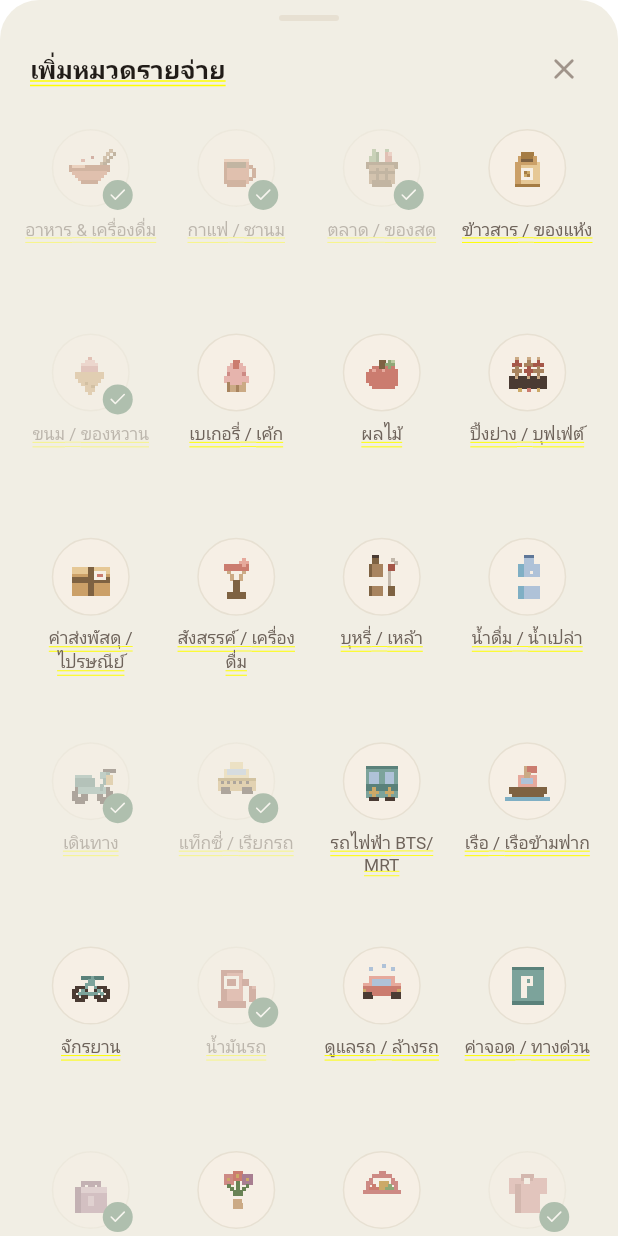
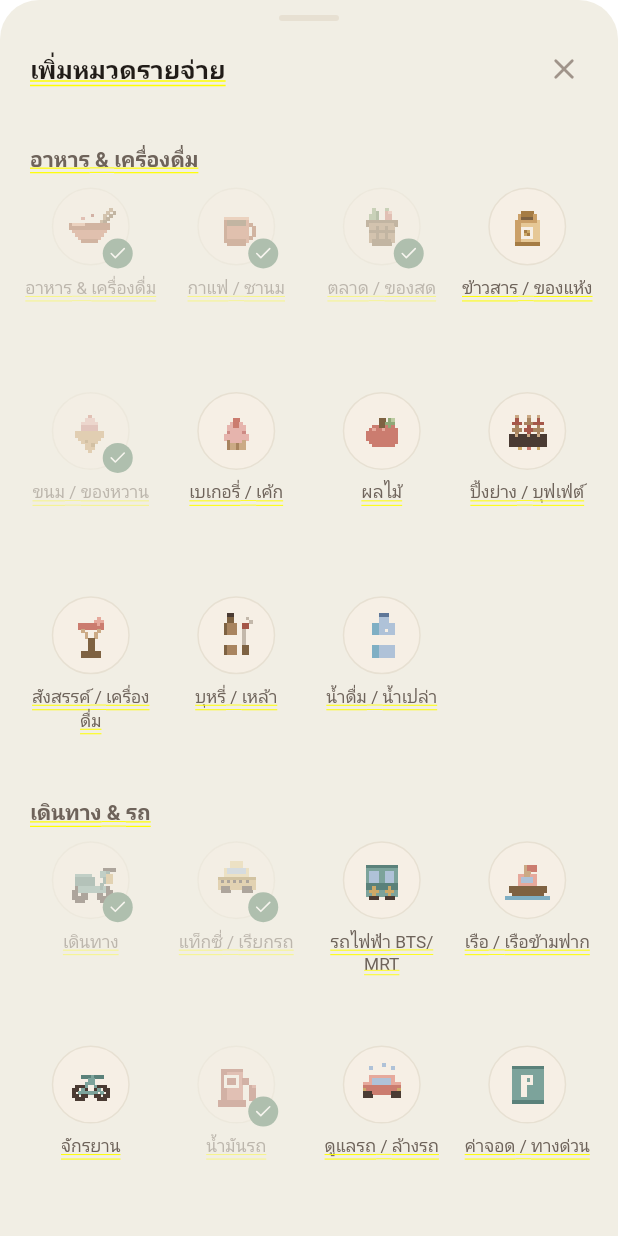
Before and after one commit to AfnanYapu09/-MoneyBun, a Flutter app: the AddCategorySheet screen opened directly, on a phone screen of 412 x 824 dp. Run offline on Flutter 3.47's test engine with Material 3 defaults, Android fonts, the phone set to English and light mode, and no system bars; our stand-ins replace cloud_firestore, drift, drift_flutter, firebase_auth, firebase_core, flutter_riverpod and 6 more; missing offline and left inert: google_mlkit_text_recognition, mobile_scanner, photo_manager; accounts and stored records are empty; generated files the repository leaves out were written again; Roboto replaces fonts that are missing (Ibm Plex Sans Thai, Mitr).

Commit message:
Group the add-category icon picker into labelled sections
The picker was one long flat grid; now icons are split into topic sections
with Thai headers (food, transport, home & bills, health, entertainment,
travel, family, etc. for expense; work, bonus, investment, received for
income) so they are easy to find. All 103 catalogue icons are covered
exactly once. Selection behaviour and the already-added tick are unchanged.

Co-Authored-By: Claude Opus 4.8 <noreply@anthropic.com>
Claude-Session: https://claude.ai/code/session_01X2G7Y1LA5Xdct72m9MkHbn

```diff
--- a/lib/features/categories/presentation/add_category_sheet.dart
+++ b/lib/features/categories/presentation/add_category_sheet.dart
@@ -10,10 +10,85 @@ import '../../../core/widgets/sheet_scaffold.dart';
 import '../../../data/local/database.dart';
 import '../../../domain/enums/enums.dart';
 
+/// A labelled section of the icon picker, so icons are easy to find by topic.
+class _IconGroup {
+  const _IconGroup(this.nameTh, this.income, this.ids);
+  final String nameTh;
+  final bool income;
+  final List<String> ids;
+}
+
+/// Icon-picker sections. Order = display order. Every catalogue id appears in
+/// exactly one group (84 expense across 15 groups, 19 income across 4).
+const List<_IconGroup> _groups = [
+  // ---- Expense ----
+  _IconGroup('อาหาร & เครื่องดื่ม', false, [
+    'food', 'coffee', 'groceries', 'rice', 'snacks', //
+    'bakery', 'fruit', 'bbq', 'drinks', 'cigarette', 'waterdrink',
+  ]),
+  _IconGroup('เดินทาง & รถ', false, [
+    'transport', 'taxi', 'train', 'boat', 'bike', 'fuel', 'carcare', 'parking',
+  ]),
+  _IconGroup('ช้อปปิ้ง & ของใช้ส่วนตัว', false, [
+    'shopping', 'clothes', 'shoes', 'bag', 'glasses', //
+    'watch', 'flowers', 'souvenir', 'parcel',
+  ]),
+  _IconGroup('ความงาม & ดูแลตัวเอง', false, [
+    'beauty', 'haircut', 'nails', 'spa', 'laundry',
+  ]),
+  _IconGroup('บ้าน & ที่พัก', false, [
+    'home', 'furniture', 'kitchenware', 'cleaning', //
+    'repair', 'plant', 'condofee', 'housing',
+  ]),
+  _IconGroup('บิล & สาธารณูปโภค', false, [
+    'bills', 'water', 'electric', 'gas', 'phone', 'topup', 'subscription',
+  ]),
+  _IconGroup('อุปกรณ์ & ไอที', false, [
+    'electronics', 'computer', 'camera',
+  ]),
+  _IconGroup('สุขภาพ', false, [
+    'health', 'pharmacy', 'dentist', 'supplement', 'fitness', 'sports',
+  ]),
+  _IconGroup('บันเทิง', false, [
+    'game', 'movies', 'music', 'hobby',
+  ]),
+  _IconGroup('ท่องเที่ยว', false, [
+    'travel', 'flight', 'hotel', 'lottery',
+  ]),
+  _IconGroup('การศึกษา', false, [
+    'education', 'course', 'books', 'stationery',
+  ]),
+  _IconGroup('ครอบครัว & สัตว์เลี้ยง', false, [
+    'kids', 'toys', 'family', 'pet', 'vet',
+  ]),
+  _IconGroup('การเงิน & ภาระ', false, [
+    'insurance', 'tax', 'fine', 'debt',
+  ]),
+  _IconGroup('บุญ & ความเชื่อ', false, [
+    'merit', 'ceremony', 'funeral', 'amulet', 'fortune',
+  ]),
+  _IconGroup('อื่นๆ', false, [
+    'misc',
+  ]),
+  // ---- Income ----
+  _IconGroup('งาน & เงินเดือน', true, [
+    'salary', 'freelance', 'business', 'assetsale', 'rental',
+  ]),
+  _IconGroup('โบนัส & พิเศษ', true, [
+    'bonus', 'overtime', 'commission', 'tip',
+  ]),
+  _IconGroup('ลงทุน & ดอกเบี้ย', true, [
+    'interest', 'pension', 'invest', 'gold', 'savings',
+  ]),
+  _IconGroup('ได้รับ & อื่นๆ', true, [
+    'prize', 'refund', 'angpao', 'welfare', 'loan',
+  ]),
+];
+
 /// Add a category by simply picking a pixel-art icon — no colour or name step.
-/// The chosen icon's Thai name + accent colour become the new category; it is
-/// appended to the end of the list. Icons already in use are shown ticked and
-/// are not selectable (tapping closes the sheet).
+/// Icons are grouped into labelled sections so they are easy to find. The
+/// chosen icon's Thai name + accent colour become the new category, appended to
+/// the end of the list. Icons already in use are shown ticked and not tappable.
 class AddCategorySheet extends ConsumerWidget {
   const AddCategorySheet({super.key, this.type = CategoryType.expense});
   final CategoryType type;
@@ -22,15 +97,14 @@ class AddCategorySheet extends ConsumerWidget {
   Widget build(BuildContext context, WidgetRef ref) {
     final categories =
         ref.watch(categoriesProvider).value ?? const <CategoryRow>[];
-    // Icons already used by a (non-deleted) category of this type — so we don't
-    // offer duplicates.
+    // Icons already used by a (non-deleted) category of this type.
     final used = {
       for (final c in categories)
         if (c.type == type) c.iconKey,
     };
+    final catalog = {for (final i in kPixelIconCatalog) i.id: i};
     final income = type == CategoryType.income;
-    final options =
-        kPixelIconCatalog.where((i) => i.income == income).toList();
+    final groups = _groups.where((g) => g.income == income);
 
     Future<void> add(PixelIconInfo info) async {
       // Append after the current highest sortOrder so it lands last.
@@ -52,19 +126,36 @@ class AddCategorySheet extends ConsumerWidget {
     return SheetScaffold(
       title: income ? 'เพิ่มหมวดรายรับ' : 'เพิ่มหมวดรายจ่าย',
       fullHeight: true,
-      child: GridView.count(
+      child: ListView(
+        padding: const EdgeInsets.fromLTRB(16, 0, 16, 24),
+        children: [
+          for (final g in groups) ...[
+            Padding(
+              padding: const EdgeInsets.fromLTRB(4, 14, 4, 10),
+              child: Text(g.nameTh,
+                  style: AppTypography.heading(
+                      size: 14,
+                      weight: FontWeight.w600,
+                      color: AppColors.ink2)),
+            ),
+            GridView.count(
               crossAxisCount: 4,
-        padding: const EdgeInsets.fromLTRB(16, 4, 16, 24),
+              shrinkWrap: true,
+              physics: const NeverScrollableScrollPhysics(),
               mainAxisSpacing: 16,
               crossAxisSpacing: 8,
               childAspectRatio: 0.74,
               children: [
-          for (final info in options)
+                for (final id in g.ids)
+                  if (catalog[id] case final info?)
                     _IconTile(
                       info: info,
-              added: used.contains(info.id),
+                      added: used.contains(id),
                       onTap: () => add(info),
                     ),
+              ],
+            ),
+          ],
         ],
       ),
     );
```
Lines whose indentation alone changed are shown as unchanged.
